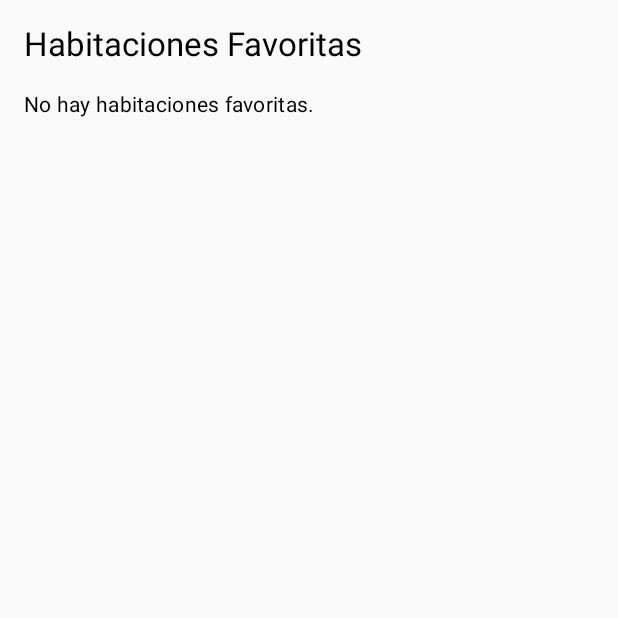
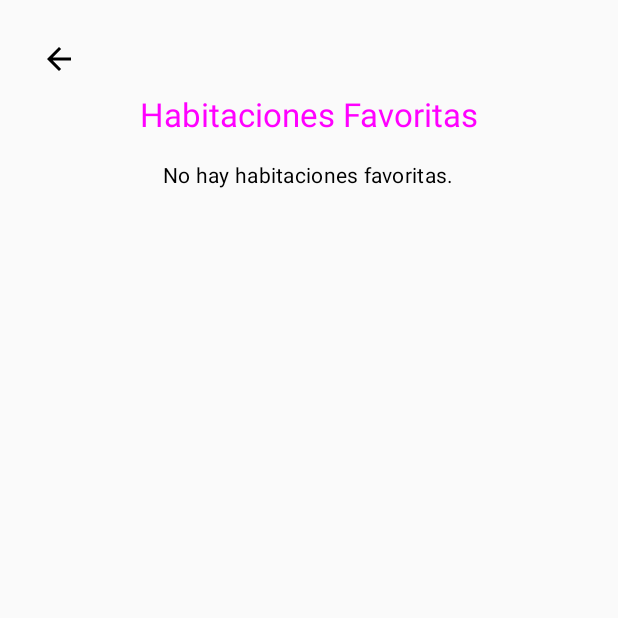
Before and after one commit to IntermodularDAM/APP-ANDROID, an Android app built with Jetpack Compose: the FavoritesScreen screen opened through its navigation route, on a phone screen of 412 x 824 dp, the top half of it. Run offline under Robolectric (Android 15) with nearby library versions, the phone set to English and light mode, and no system bars; our stand-ins replace Dagger/Hilt's generated code; 3 statements that could not run were skipped.

Commit message:
Nueva actualizacion de habitaciones en Android

```diff
--- a/app/src/main/java/dam/intermodular/app/habitaciones/Favoritos.kt
+++ b/app/src/main/java/dam/intermodular/app/habitaciones/Favoritos.kt
@@ -4,9 +4,13 @@ import android.annotation.SuppressLint
 import androidx.compose.foundation.layout.*
 import androidx.compose.foundation.lazy.LazyColumn
 import androidx.compose.foundation.lazy.items
+import androidx.compose.material.icons.Icons
+import androidx.compose.material.icons.filled.ArrowBack
 import androidx.compose.material3.*
 import androidx.compose.runtime.*
+import androidx.compose.ui.Alignment
 import androidx.compose.ui.Modifier
+import androidx.compose.ui.graphics.Color
 import androidx.compose.ui.unit.dp
 import androidx.navigation.NavController
 import java.net.URLEncoder
@@ -17,8 +21,23 @@ import java.nio.charset.StandardCharsets
 fun FavoritesScreen(navController: NavController, habitacionesViewModel: HabitacionesViewModel) {
     val favoritos by habitacionesViewModel.favoritos.collectAsState()
 
-    Column(modifier = Modifier.fillMaxSize().padding(16.dp)) {
-        Text(text = "Habitaciones Favoritas", style = MaterialTheme.typography.titleLarge)
+    Column(modifier = Modifier.fillMaxSize().padding(15.dp), horizontalAlignment = Alignment.CenterHorizontally) {
+        Row(
+            modifier = Modifier.fillMaxWidth(),
+            verticalAlignment = Alignment.CenterVertically
+        ){
+            IconButton(onClick = {
+               navController.navigate("main_screen")
+            }) {
+                Icon(
+                    imageVector = Icons.Filled.ArrowBack,
+                    contentDescription = "Volver"
+                )
+            }
+        }
+
+        Text(text = "Habitaciones Favoritas", style = MaterialTheme.typography.titleLarge, color = Color.Magenta)
+
         Spacer(modifier = Modifier.height(16.dp))
 
         if (favoritos.isEmpty()) {
```
Also changed, not shown: app/src/main/java/dam/intermodular/app/habitaciones/MainScreen.kt (+69 -11 lines), app/src/main/java/dam/intermodular/app/habitaciones/RoomDetailsFragment.kt (+13 -5 lines).
